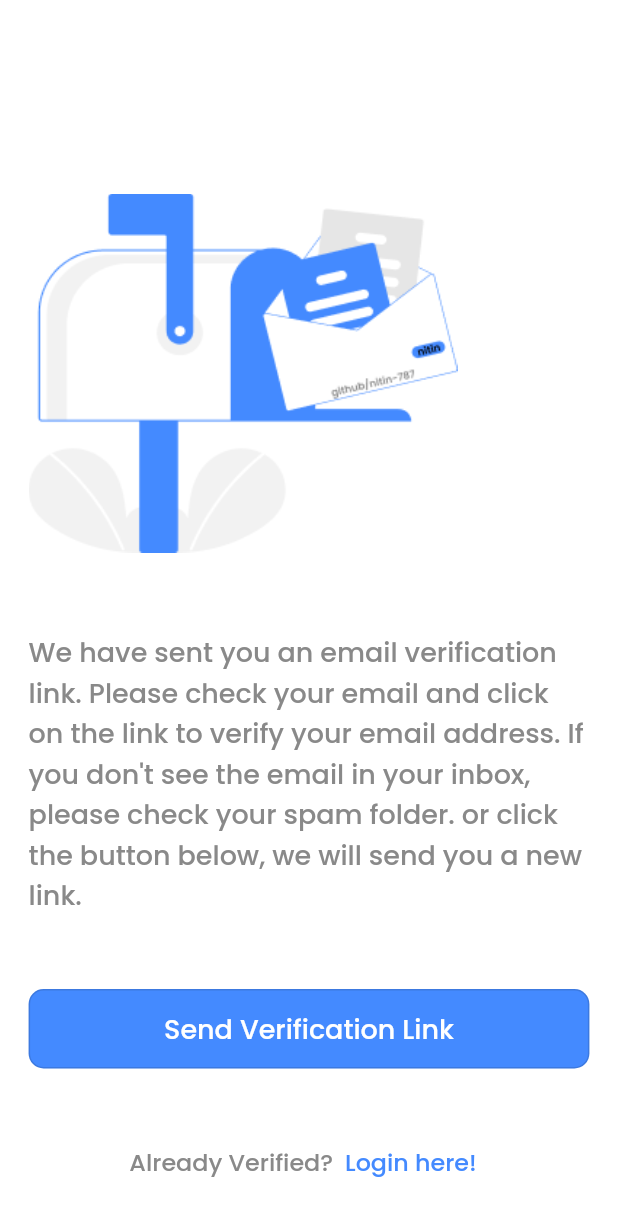
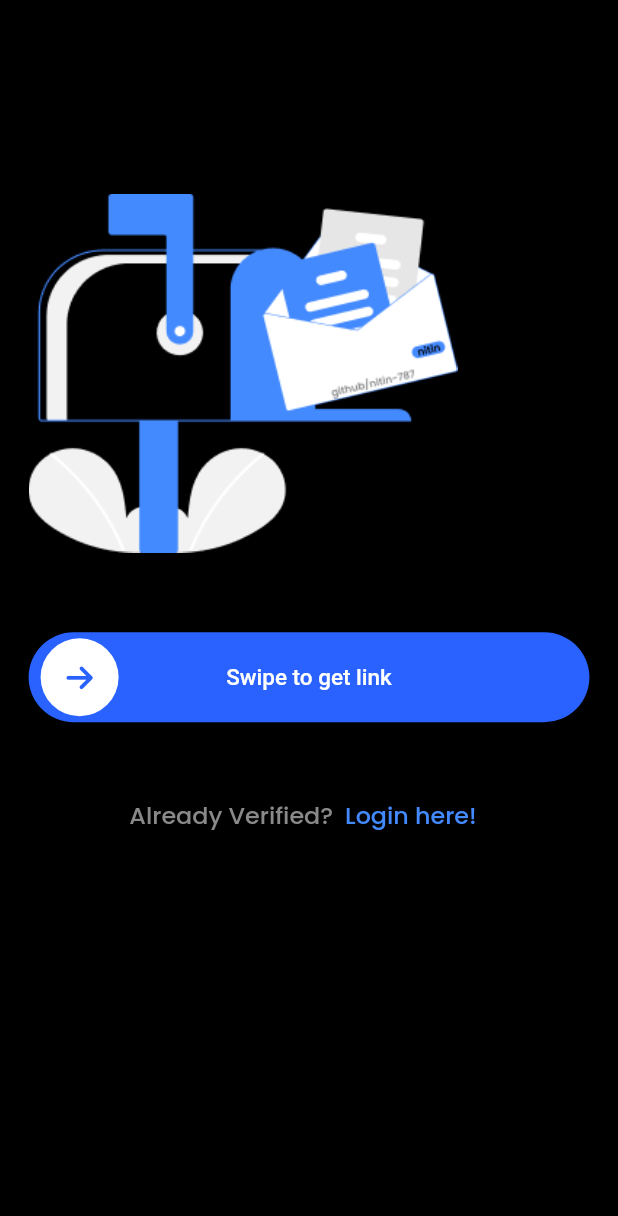
Before and after one commit to Mehul-Kumar-27/book, a Flutter app: the VerifyEmailView screen opened directly, on a phone screen of 412 x 824 dp. Shown: the top 1216 px of the screen. Run offline on Flutter 3.47's test engine with Material 2 defaults, Android fonts, the phone set to English and light mode, and no system bars; drawn by our look-alikes of slide_to_act; our stand-ins replace bloc, cloud_firestore, equatable, firebase_auth, firebase_core, flutter_bloc and 4 more; missing offline and left inert: neon; accounts and stored records are empty.

Commit message:
Update verify_email_view.dart

```diff
--- a/lib/views/authentication_view/verify_email_view.dart
+++ b/lib/views/authentication_view/verify_email_view.dart
@@ -3,7 +3,9 @@ import 'dart:async';
 import 'package:firebase_auth/firebase_auth.dart';
 import 'package:flutter/material.dart';
 import 'package:flutter_bloc/flutter_bloc.dart';
+import 'package:font_awesome_flutter/font_awesome_flutter.dart';
 import 'package:google_fonts/google_fonts.dart';
+import 'package:slide_to_act/slide_to_act.dart';
 
 
 import '../../auth/bloc/auth_bloc.dart';
@@ -58,7 +60,7 @@ class _VerifyEmailViewState extends State<VerifyEmailView> {
   @override
   Widget build(BuildContext context) {
     return Scaffold(
-      backgroundColor: Colors.white,
+      backgroundColor: Colors.black,
       body: SingleChildScrollView(
         child: Padding(
           padding: EdgeInsets.all(screenWidth(11.11)),
@@ -82,49 +84,46 @@ class _VerifyEmailViewState extends State<VerifyEmailView> {
                   SizedBox(
                     height: screenWidth(34.71),
                   ),
-                  Text(
-                    "We have sent you an email verification link. Please check your email and click on the link to verify your email address. If you don't see the email in your inbox, please check your spam folder. or click the button below, we will send you a new link.",
-                    style: GoogleFonts.poppins(
-                      fontWeight: FontWeight.w500,
-                      fontSize: screenWidth(11.8),
-                      color: AppColors.textColor1,
-                    ),
-                  ),
-                  SizedBox(
-                    height: screenHeight(34.7),
-                  ),
-                  SizedBox(
-                    height: screenWidth(34.7),
-                    width: 500,
-                    child: OutlinedButton(
-                      style: OutlinedButton.styleFrom(
-                        backgroundColor: AppColors.mainColor,
-                        shape: RoundedRectangleBorder(
-                          borderRadius: BorderRadius.circular(10),
-                        ),
-                      ),
-                      onPressed: () {
+  SlideAction(
+outerColor: Color(0xFF2962FF),
+              height: 60,
+              // width:,
+              sliderButtonIcon: Icon(
+                FontAwesomeIcons.arrowRight,
+                size: 20,
+                color:Color(0xFF2962FF),
+
+              ),
+              text: "Swipe to get link",
+              textStyle: TextStyle(
+                fontSize: 15,
+                fontWeight: FontWeight.w500,
+                color: Colors.white,
+              ),
+                      onSubmit: () {
                         context.read<AuthBloc>().add(
                               const AuthEventSendEmailVerification(),
                             );
                       },
-                      child: SizedBox(
-                        child: Column(
-                          mainAxisAlignment: MainAxisAlignment.center,
-                          children: [
-                            Text(
-                              "Send Verification Link",
-                              style: GoogleFonts.poppins(
-                                color: Colors.white,
-                                fontWeight: FontWeight.w500,
-                                fontSize: screenWidth(11.8),
-                              ),
-                            ),
-                          ],
-                        ),
-                      ),
-                    ),
-                  ),
+                  //     child: SizedBox(
+                  //       child: Column(
+                  //         mainAxisAlignment: MainAxisAlignment.center,
+                  //         children: [
+                  //           Text(
+                  //             "Send Verification Link",
+                  //             style: GoogleFonts.poppins(
+                  //               color: Colors.white,
+                  //               fontWeight: FontWeight.w500,
+                  //               fontSize: screenWidth(11.8),
+                  //             ),
+                  //           ),
+                  //         ],
+                  //       ),
+                  //     ),
+                  //   ),
+
+                  // ),
+  ),
                   SizedBox(
                     height: screenHeight(27.8),
                   ),
```
